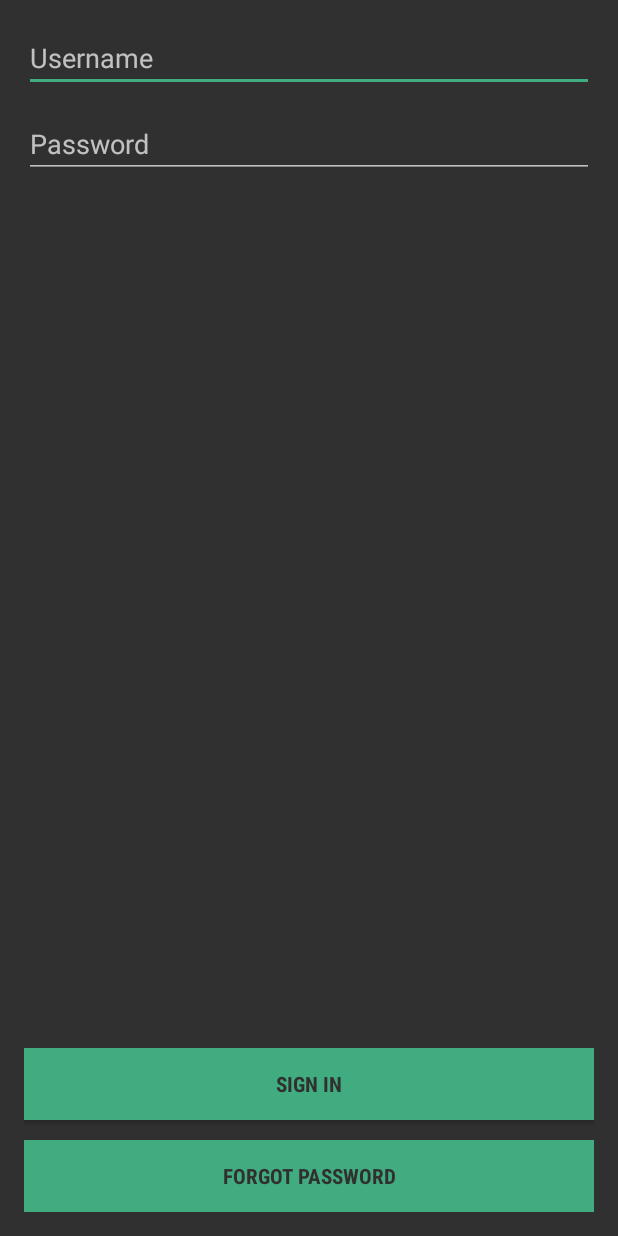
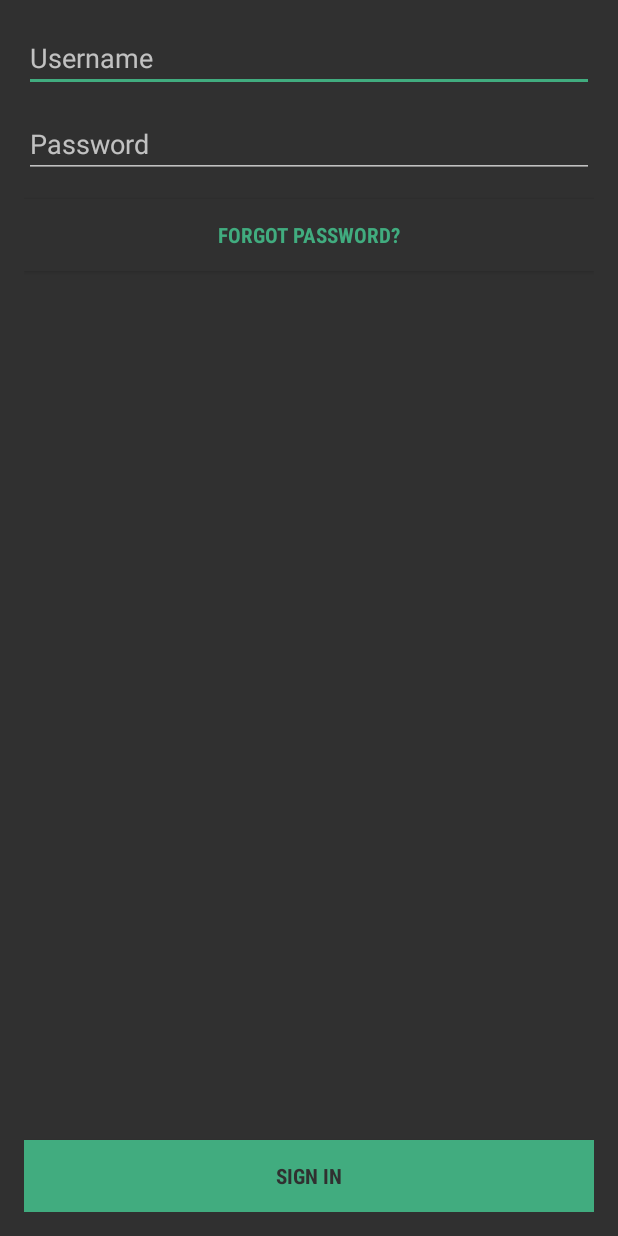
Before and after one commit to asmitasth01/University-Bazaar-System, an Android app: the screen it shows after launch (SignInActivity), after a tap on "LOGIN WITH UBS", on a phone screen of 412 x 824 dp. Run offline under Robolectric (Android 15) with nearby library versions, the phone set to English and light mode, and no system bars.

Commit message:
changes made

```diff
--- a/app/src/main/AndroidManifest.xml
+++ b/app/src/main/AndroidManifest.xml
@@ -6,6 +6,7 @@
     <uses-permission android:name="android.permission.GET_ACCOUNTS" />
     <uses-permission android:name="android.permission.READ_PROFILE" />
     <uses-permission android:name="android.permission.READ_CONTACTS" />
+    <uses-sdk android:minSdkVersion="14" android:targetSdkVersion="19" />
 
     <application
         android:allowBackup="true"
--- a/app/src/main/res/layout/activity_borrow.xml
+++ b/app/src/main/res/layout/activity_borrow.xml
@@ -143,7 +143,7 @@
         android:text=" Make Payment "
         android:layout_width="match_parent"
         android:layout_height="wrap_content"
-        android:id="@+id/button"
+        android:id="@+id/create_club_button"
         android:background="@color/colorPrimary"
         android:textColor="@color/colorPrimaryDark"
         android:layout_alignParentBottom="true"
--- a/app/src/main/res/layout/activity_buy.xml
+++ b/app/src/main/res/layout/activity_buy.xml
@@ -158,7 +158,7 @@
         android:text=" Make Payment "
         android:layout_width="match_parent"
         android:layout_height="wrap_content"
-        android:id="@+id/button"
+        android:id="@+id/create_club_button"
         android:background="@color/colorPrimary"
         android:textColor="@color/colorPrimaryDark"
         android:layout_alignParentBottom="true"
--- a/app/src/main/res/layout/activity_cash.xml
+++ b/app/src/main/res/layout/activity_cash.xml
@@ -28,7 +28,7 @@
         android:text="Done"
         android:layout_width="wrap_content"
         android:layout_height="wrap_content"
-        android:id="@+id/button"
+        android:id="@+id/create_club_button"
         android:textSize="14sp"
         android:textColor="@color/colorPrimaryDark"
         android:background="?attr/colorAccent"
--- a/app/src/main/res/layout/activity_communication.xml
+++ b/app/src/main/res/layout/activity_communication.xml
@@ -28,7 +28,7 @@
         android:text="SEND"
         android:layout_width="match_parent"
         android:layout_height="wrap_content"
-        android:id="@+id/button"
+        android:id="@+id/create_club_button"
         android:textColor="@color/colorPrimaryDark"
         android:background="@color/colorAccent"
         android:layout_marginBottom="14dp"
--- a/app/src/main/res/layout/activity_create_event.xml
+++ b/app/src/main/res/layout/activity_create_event.xml
@@ -16,7 +16,7 @@
         android:text="  Create Event  "
         android:layout_width="wrap_content"
         android:layout_height="wrap_content"
-        android:id="@+id/button"
+        android:id="@+id/create_club_button"
         android:onClick="openSendInvite"
         android:background="@color/colorPrimary"
         android:textSize="14sp"
@@ -103,7 +103,7 @@
         app:srcCompat="@mipmap/ic_launcher"
         android:layout_marginBottom="16dp"
         android:id="@+id/imgView"
-        android:layout_above="@+id/button"
+        android:layout_above="@+id/create_club_button"
         android:layout_alignParentLeft="true"
         android:layout_alignParentStart="true"
         android:layout_height="130dp" />
--- a/app/src/main/res/layout/activity_form_club.xml
+++ b/app/src/main/res/layout/activity_form_club.xml
@@ -54,7 +54,7 @@
         android:text="  Create Club  "
         android:layout_width="wrap_content"
         android:layout_height="wrap_content"
-        android:id="@+id/button"
+        android:id="@+id/create_club_button"
         android:onClick="openSendInvite"
         android:background="@color/colorPrimary"
         android:textSize="14sp"
--- a/app/src/main/res/layout/activity_sign_in.xml
+++ b/app/src/main/res/layout/activity_sign_in.xml
@@ -33,30 +33,30 @@
         android:hint="Password" />
 
     <Button
-        android:text="Forgot Password"
+        android:text="Forgot Password?"
         android:layout_width="match_parent"
         android:layout_height="wrap_content"
-        android:layout_alignParentBottom="true"
         android:id="@+id/forgotPassword"
-        android:layout_alignParentStart="true"
-        android:background="@color/colorPrimary"
+        android:background="@color/colorPrimaryDark"
         android:textSize="14sp"
         android:textStyle="normal|bold"
         android:fontFamily="sans-serif-condensed"
-        android:textColor="@color/colorPrimaryDark" />
+        android:textColor="@color/colorAccent"
+        android:layout_below="@+id/password"
+        android:layout_alignParentStart="true"
+        android:layout_marginTop="14dp" />
 
     <Button
         android:text="Sign In"
         android:layout_width="match_parent"
         android:layout_height="wrap_content"
-        android:id="@+id/button"
+        android:id="@+id/create_club_button"
         android:background="@color/colorAccent"
         android:fontFamily="sans-serif-condensed"
         android:textStyle="normal|bold"
         android:onClick="attemptLogin"
         android:textSize="14sp"
         android:textColor="@color/colorPrimaryDark"
-        android:layout_above="@+id/forgotPassword"
-        android:layout_alignParentStart="true"
-        android:layout_marginBottom="13dp" />
+        android:layout_alignParentBottom="true"
+        android:layout_centerHorizontal="true" />
 </RelativeLayout>
```
Also changed, not shown: app/src/main/java/example/com/bazaar/FormClubActivity.java (+8 -2 lines).
